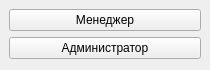
The window that Data_management/16/mainwindow.ui (lDeathlWhisperl/LETI) describes before a commit, drawn with Qt 5.
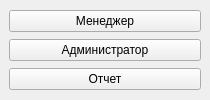
The same window after the commit.

Patch:
```diff
--- a/Data_management/16/mainwindow.ui
+++ b/Data_management/16/mainwindow.ui
@@ -7,19 +7,19 @@
     <x>0</x>
     <y>0</y>
     <width>210</width>
-    <height>70</height>
+    <height>100</height>
    </rect>
   </property>
   <property name="minimumSize">
    <size>
     <width>210</width>
-    <height>70</height>
+    <height>100</height>
    </size>
   </property>
   <property name="maximumSize">
    <size>
     <width>210</width>
-    <height>70</height>
+    <height>100</height>
    </size>
   </property>
   <property name="windowTitle">
@@ -41,6 +41,13 @@
       </property>
      </widget>
     </item>
+    <item>
+     <widget class="QPushButton" name="PB_report">
+      <property name="text">
+       <string>Отчет</string>
+      </property>
+     </widget>
+    </item>
    </layout>
   </widget>
  </widget>
```
